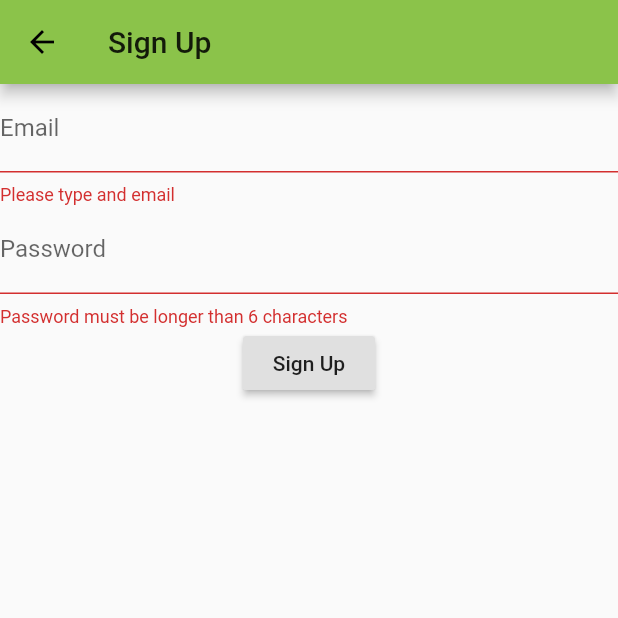
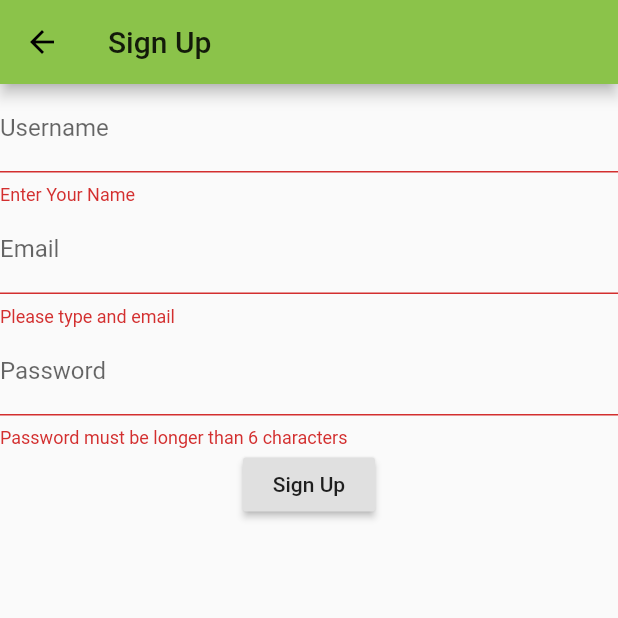
Before and after one commit to samuelb97/SpotBuddy, a Flutter app: the SignUpPage screen opened directly, after a tap on "Sign Up", on a phone screen of 412 x 824 dp, the top half of it. Run offline on Flutter 3.47's test engine with Material 2 defaults, Android fonts, the phone set to English and light mode, and no system bars; our stand-ins replace cloud_firestore, firebase_auth; accounts and stored records are empty.

```diff
--- a/login/lib/Pages/Setup/signUp.dart
+++ b/login/lib/Pages/Setup/signUp.dart
@@ -1,6 +1,7 @@
 import 'package:flutter/material.dart';
 import 'package:firebase_auth/firebase_auth.dart';
 import 'package:login/Pages/Setup/logIn.dart';
+import 'package:cloud_firestore/cloud_firestore.dart';
 
 class SignUpPage extends StatefulWidget {
   @override
@@ -8,7 +9,7 @@ class SignUpPage extends StatefulWidget {
 }
 
 class _SignUpPageState extends State<SignUpPage> {
-  String _email, _password;
+  String _email, _password, _name;
   final GlobalKey<FormState>
     _formkey = GlobalKey<FormState>();
   @override
@@ -23,6 +24,17 @@ class _SignUpPageState extends State<SignUpPage> {
         //TODO: implement key
         child: Column(
           children: <Widget>[
+            TextFormField(
+              validator: (input) {
+               if(input.isEmpty){
+                 return 'Enter Your Name';
+               }
+              },
+              onSaved: (input) => _name = input,
+              decoration: InputDecoration(
+                labelText: 'Username'
+              ),
+            ),
             TextFormField(
               validator: (input) {
                if(input.isEmpty){
@@ -62,13 +74,13 @@ class _SignUpPageState extends State<SignUpPage> {
     if(formState.validate()){
       formState.save();
       try{
-        FirebaseUser user = await FirebaseAuth.instance.createUserWithEmailAndPassword(
+        await FirebaseAuth.instance.createUserWithEmailAndPassword(
           email:_email,
           password: _password,
         );
-        user.sendEmailVerification();
-        //Display to User email was sent
-        Navigator.of(context).pop();
+        //user.sendEmailVerification();
+        //TODO email verification
+        //Navigator.of(context).pop();
         Navigator.pushReplacement(
           context,
           MaterialPageRoute(
--- a/login/lib/main.dart
+++ b/login/lib/main.dart
@@ -1,7 +1,6 @@
 import 'package:flutter/material.dart';
-import 'package:login/Pages/Setup/logIn.dart';
-import 'package:login/Pages/home.dart';
 import 'package:login/Pages/Setup/welcomePage.dart';
+import 'package:cloud_firestore/cloud_firestore.dart';
 
 void main() => runApp(MyApp());
 
```
Also changed, not shown: login/lib/Pages/Setup/logIn.dart (+38 -4 lines), login/lib/Pages/home.dart (+26 -1 lines), login/pubspec.lock, 1 other file.
